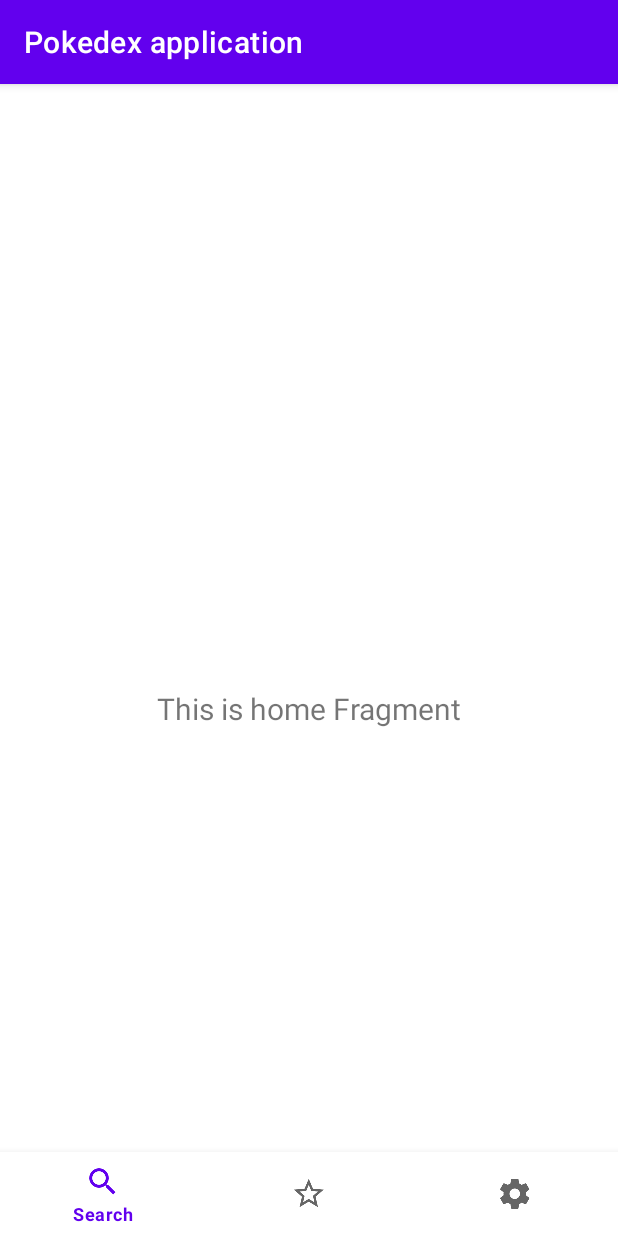
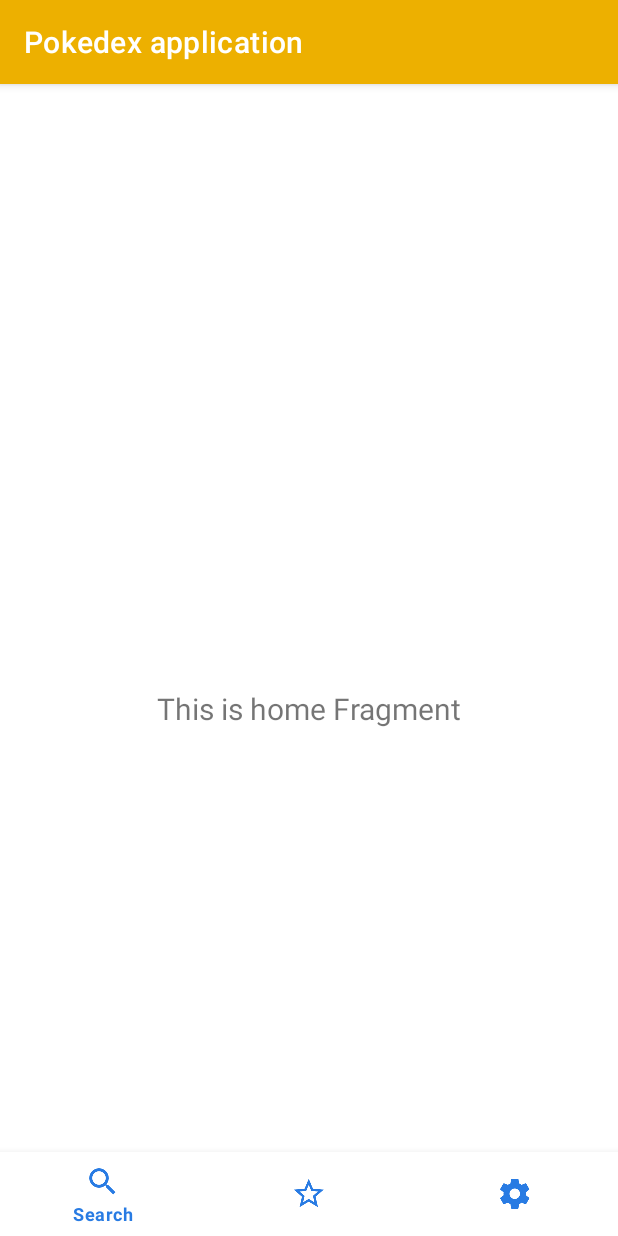
Before and after one commit to ivannavratil/SofaScoreAndroidAcademyProject, an Android app: the screen it shows after launch (MainActivity), on a phone screen of 412 x 824 dp. Run offline under Robolectric (Android 15) with nearby library versions, the phone set to English and light mode, and no system bars; our stand-ins replace navigation-ui.

Commit message:
Colors added, theme changed

```diff
--- /dev/null
+++ b/app/src/main/res/drawable/nav_selector.xml
@@ -0,0 +1,5 @@
+<?xml version="1.0" encoding="utf-8"?>
+<selector xmlns:android="http://schemas.android.com/apk/res/android">
+    <item android:state_checked="true" android:color="@color/tint_secondary" />
+    <item android:color="@color/tint_secondary"  />
+</selector>
--- a/app/src/main/res/layout/activity_main.xml
+++ b/app/src/main/res/layout/activity_main.xml
@@ -19,6 +19,8 @@
         app:navGraph="@navigation/mobile_navigation" />
 
     <com.google.android.material.bottomnavigation.BottomNavigationView
+        app:itemIconTint="@drawable/nav_selector"
+        app:itemTextColor="@color/tint_secondary"
         android:id="@+id/nav_view"
         android:layout_width="0dp"
         android:layout_height="wrap_content"
--- a/app/src/main/res/values-night/themes.xml
+++ b/app/src/main/res/values-night/themes.xml
@@ -2,13 +2,13 @@
     <!-- Base application theme. -->
     <style name="Theme.PokedexApplication" parent="Theme.MaterialComponents.DayNight.DarkActionBar">
         <!-- Primary brand color. -->
-        <item name="colorPrimary">@color/purple_200</item>
-        <item name="colorPrimaryVariant">@color/purple_700</item>
-        <item name="colorOnPrimary">@color/black</item>
+        <item name="colorPrimary">@color/tint_primary</item>
+        <item name="colorPrimaryVariant">@color/tint_primary</item>
+        <item name="colorOnPrimary">@color/surface_1</item>
         <!-- Secondary brand color. -->
-        <item name="colorSecondary">@color/teal_200</item>
-        <item name="colorSecondaryVariant">@color/teal_200</item>
-        <item name="colorOnSecondary">@color/black</item>
+        <item name="colorSecondary">@color/tint_secondary</item>
+        <item name="colorSecondaryVariant">@color/tint_secondary</item>
+        <item name="colorOnSecondary">@color/surface_1</item>
         <!-- Status bar color. -->
         <item name="android:statusBarColor" tools:targetApi="l">?attr/colorPrimaryVariant</item>
         <!-- Customize your theme here. -->
--- a/app/src/main/res/values/themes.xml
+++ b/app/src/main/res/values/themes.xml
@@ -1,14 +1,15 @@
 <resources xmlns:tools="http://schemas.android.com/tools">
     <!-- Base application theme. -->
     <style name="Theme.PokedexApplication" parent="Theme.MaterialComponents.DayNight.DarkActionBar">
+
         <!-- Primary brand color. -->
-        <item name="colorPrimary">@color/purple_500</item>
-        <item name="colorPrimaryVariant">@color/purple_700</item>
-        <item name="colorOnPrimary">@color/white</item>
+        <item name="colorPrimary">@color/tint_primary</item>
+        <item name="colorPrimaryVariant">@color/tint_primary</item>
+        <item name="colorOnPrimary">@color/surface_1</item>
         <!-- Secondary brand color. -->
-        <item name="colorSecondary">@color/teal_200</item>
-        <item name="colorSecondaryVariant">@color/teal_700</item>
-        <item name="colorOnSecondary">@color/black</item>
+        <item name="colorSecondary">@color/tint_secondary</item>
+        <item name="colorSecondaryVariant">@color/tint_secondary</item>
+        <item name="colorOnSecondary">@color/surface_1</item>
         <!-- Status bar color. -->
         <item name="android:statusBarColor" tools:targetApi="l">?attr/colorPrimaryVariant</item>
         <!-- Customize your theme here. -->
```
Also changed, not shown: app/src/main/res/values/colors.xml (+38 -7 lines).
